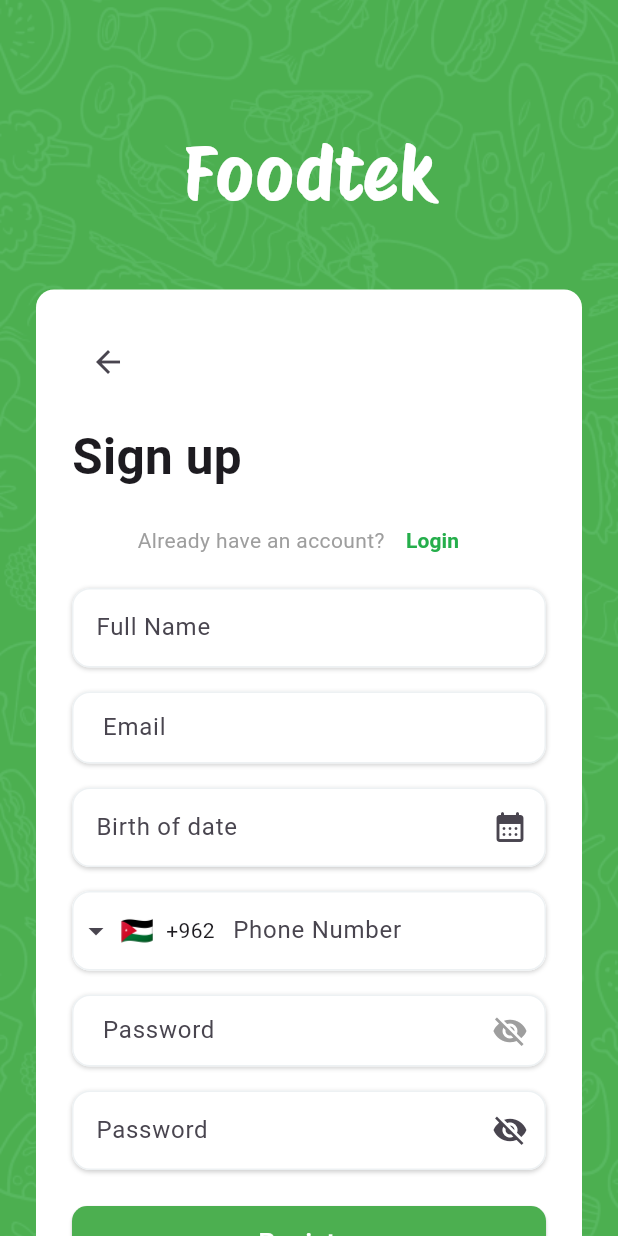
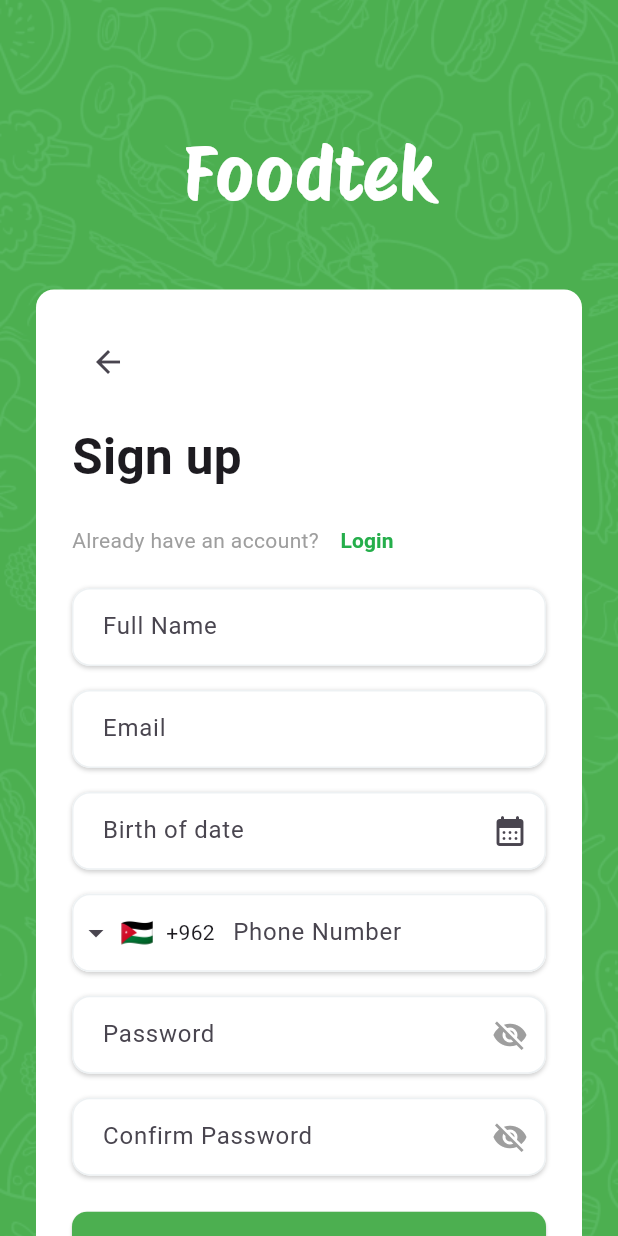
Before and after one commit to hamzamanaseer99/FoodTec, a Flutter app: the LoginScreen screen opened directly, after a tap on "Sign Up", on a phone screen of 412 x 824 dp. Run offline on Flutter 3.47's test engine with Material 3 defaults, Android fonts, the phone set to English and light mode, and no system bars; drawn by our look-alikes of intl_phone_field; our stand-ins replace bloc, equatable, flutter_bloc, font_awesome_flutter, geolocator, shared_preferences; accounts and stored records are empty.

Commit message:
edit more rseponsive widget
1)birth widget
2)confirm widget
3)email widget
4)full name widget
5)password widget
6)phone widget

```diff
--- a/lib/view/screens/login_screen.dart
+++ b/lib/view/screens/login_screen.dart
@@ -162,7 +162,7 @@ class _LoginScreenState extends State<LoginScreen> {
                                       Text(
                                         "Remember Me",
                                         style: TextStyle(
-                                          fontSize: screenWidth < 350 ? 12 : 8, // تصغير الخط للشاشات الصغيرة
+                                          fontSize: screenWidth < 350 ? 10 : 12, // تصغير الخط للشاشات الصغيرة
                                           fontWeight: FontWeight.w600,
                                           color: Colors.grey,
                                         ),
@@ -181,7 +181,7 @@ class _LoginScreenState extends State<LoginScreen> {
                                     child: Text(
                                       'Forgot password?',
                                       style: TextStyle(
-                                        fontSize: screenWidth < 350 ? 12 : 10, // ضبط الحجم حسب الشاشة
+                                        fontSize: screenWidth < 350 ? 10 : 12, // ضبط الحجم حسب الشاشة
                                         fontWeight: FontWeight.w600,
                                         color: Colors.green,
                                       ),
--- a/lib/view/screens/signup_screen.dart
+++ b/lib/view/screens/signup_screen.dart
@@ -126,7 +126,7 @@ class _SignupScreenState extends State<SignupScreen> {
 
                                 /// ✅ تحسين عرض جملة "Already have an account? Login"
                                 Row(
-                                  mainAxisAlignment: MainAxisAlignment.center,
+                                  mainAxisAlignment: MainAxisAlignment.start,
                                   children: [
                                     Flexible(
                                       child: FittedBox(
--- a/lib/view/screens/widgets/birth_widget.dart
+++ b/lib/view/screens/widgets/birth_widget.dart
@@ -11,6 +11,7 @@ class BirthWidget extends StatelessWidget {
 
   @override
   Widget build(BuildContext context) {
+    double screenWidth = MediaQuery.of(context).size.width;
     return Padding(
       padding: const EdgeInsets.symmetric(horizontal: 0),
       child: Container(
@@ -31,13 +32,17 @@ class BirthWidget extends StatelessWidget {
           style: TextStyle(
             color: Colors.black,
             fontWeight: FontWeight.bold,
-            fontSize: 14,
+              fontSize: screenWidth * 0.03
           ),
           decoration: InputDecoration(
             labelText: 'Birth of date',
             hintText: "YYYY-MM-DD",
             suffixIcon: Icon(Icons.calendar_month_rounded),
             fillColor: Colors.white, // ✅ Matches container color
+            contentPadding: EdgeInsets.symmetric(
+              vertical: screenWidth * 0.04, // ✅ نفس التناسب مع الشاشة
+              horizontal: screenWidth * 0.04,
+            ),
             border: OutlineInputBorder(
               borderRadius: BorderRadius.circular(10),
               borderSide: BorderSide.none, // ✅ No border (shadow does the job)
--- a/lib/view/screens/widgets/confirm_password_widget.dart
+++ b/lib/view/screens/widgets/confirm_password_widget.dart
@@ -17,6 +17,7 @@ class _PasswordWidgetState extends State<ConfirmPasswordWidget> {
 
   @override
   Widget build(BuildContext context) {
+    double screenWidth = MediaQuery.of(context).size.width;
     return Padding(
       padding: const EdgeInsets.symmetric(horizontal: 0),
       child: Container(
@@ -38,10 +39,14 @@ class _PasswordWidgetState extends State<ConfirmPasswordWidget> {
           style: TextStyle(
             color: Colors.black,
             fontWeight: FontWeight.bold,
-            fontSize: 14,
+            fontSize: screenWidth * 0.03, // ✅ جعل الخط متجاوبًا
           ),
           decoration: InputDecoration(
-            labelText: 'Password',
+            contentPadding: EdgeInsets.symmetric(
+              vertical: screenWidth * 0.04, // ✅ نفس التناسب مع الشاشة
+              horizontal: screenWidth * 0.04,
+            ),
+            labelText: 'Confirm Password',
             hintText: "Enter your Password",
             suffixIcon: IconButton(
               onPressed: () {
@@ -51,6 +56,7 @@ class _PasswordWidgetState extends State<ConfirmPasswordWidget> {
               },
               icon: Icon(
                 obscureText ? Icons.visibility_off : Icons.visibility,
+                  color: Colors.grey
               ),
             ),
             fillColor: Colors.white, // ✅ Matches container color
--- a/lib/view/screens/widgets/email_widget.dart
+++ b/lib/view/screens/widgets/email_widget.dart
@@ -38,7 +38,7 @@ class EmailWidget extends StatelessWidget {
           hintText: "Enter your email",
           fillColor: Colors.white,
           contentPadding: EdgeInsets.symmetric(
-            vertical: screenWidth * 0.035, // ✅ التناسب مع الشاشة
+            vertical: screenWidth * 0.04, // ✅ التناسب مع الشاشة
             horizontal: screenWidth * 0.04,
           ),
           border: OutlineInputBorder(
--- a/lib/view/screens/widgets/full_name_widget.dart
+++ b/lib/view/screens/widgets/full_name_widget.dart
@@ -11,6 +11,7 @@ class FullNameWidget extends StatelessWidget {
 
   @override
   Widget build(BuildContext context) {
+    double screenWidth = MediaQuery.of(context).size.width;
     return Padding(
       padding: const EdgeInsets.symmetric(horizontal: 0),
       child: Container(
@@ -31,13 +32,16 @@ class FullNameWidget extends StatelessWidget {
           style: TextStyle(
             color: Colors.black,
             fontWeight: FontWeight.bold,
-            fontSize: 14,
+            fontSize: screenWidth * 0.03,
           ),
           decoration: InputDecoration(
             labelText: 'Full Name',
             hintText: "Enter your Name",
-
             fillColor: Colors.white, // ✅ Matches container color
+            contentPadding: EdgeInsets.symmetric(
+              vertical: screenWidth * 0.04, // ✅ نفس التناسب مع الشاشة
+              horizontal: screenWidth * 0.04,
+            ),
             border: OutlineInputBorder(
               borderRadius: BorderRadius.circular(10),
               borderSide: BorderSide.none, // ✅ No border (shadow does the job)
--- a/lib/view/screens/widgets/password_widget.dart
+++ b/lib/view/screens/widgets/password_widget.dart
@@ -46,7 +46,7 @@ class _PasswordWidgetState extends State<PasswordWidget> {
           hintText: "Enter your password",
           fillColor: Colors.white,
           contentPadding: EdgeInsets.symmetric(
-            vertical: screenWidth * 0.035, // ✅ نفس التناسب مع الشاشة
+            vertical: screenWidth * 0.04, // ✅ نفس التناسب مع الشاشة
             horizontal: screenWidth * 0.04,
           ),
           border: OutlineInputBorder(
--- a/lib/view/screens/widgets/phone_widget.dart
+++ b/lib/view/screens/widgets/phone_widget.dart
@@ -75,6 +75,7 @@ class PhoneWidget extends StatelessWidget {
 
   @override
   Widget build(BuildContext context) {
+    double screenWidth = MediaQuery.of(context).size.width;
     return Padding(
       padding: const EdgeInsets.symmetric(horizontal: 0),
       child: Container(
@@ -93,16 +94,20 @@ class PhoneWidget extends StatelessWidget {
         child: IntlPhoneField(
           controller: phoneEditingController,
          // validator: validator, // Validation logic passed from parent widget
-          style: const TextStyle(
+          style:  TextStyle(
             color: Colors.black,
             fontWeight: FontWeight.bold,
-            fontSize: 14,
+            fontSize: screenWidth * 0.03,
           ),
           decoration: InputDecoration(
             labelText: 'Phone Number',
             hintText: "79/77/78",
             filled: true, // Ensure the background is filled
             fillColor: Colors.white, // ✅ Matches container color
+            contentPadding: EdgeInsets.symmetric(
+              vertical: screenWidth * 0.04, // ✅ نفس التناسب مع الشاشة
+              horizontal: screenWidth * 0.04,
+            ),
             border: OutlineInputBorder(
               borderRadius: BorderRadius.circular(10),
               borderSide: BorderSide.none, // ✅ No border (shadow does the job)
```
